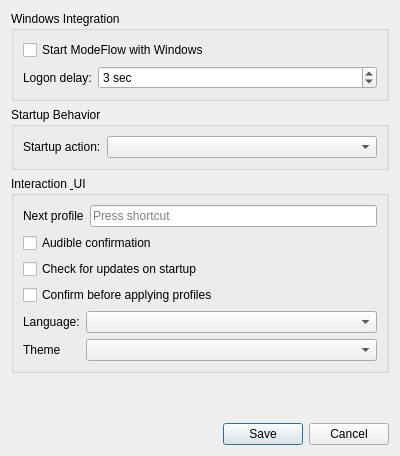
The window that src/gui/SettingsDialog.ui (goloveshko/ModeFlow) describes before a commit, drawn with Qt 5.
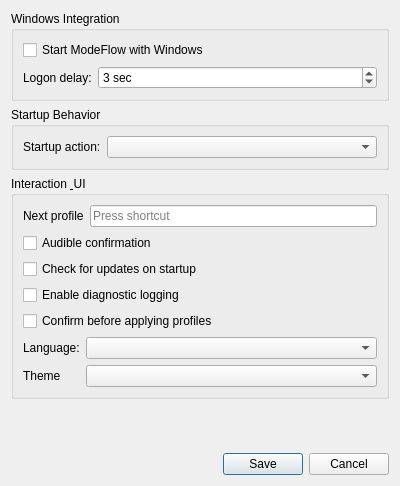
The same window after the commit. Custom widgets are drawn as their Qt base class.

Commit message:
feat(logging): add diagnostic logging and optimize LogViewer
- Add diagnostic logging toggle to SettingsDialog and ConfigManager
- Implement Fluent zero-state and live recording toggle in LogViewerDialog
- Add QSS styles for record button across dark, light, and system themes
- Optimize LogViewer auto-scrolling, QStringView parsing, and signal blocking

What changed in the file:
```diff
--- a/src/gui/SettingsDialog.ui
+++ b/src/gui/SettingsDialog.ui
@@ -7,7 +7,7 @@
     <x>0</x>
     <y>0</y>
     <width>400</width>
-    <height>456</height>
+    <height>486</height>
    </rect>
   </property>
   <property name="minimumSize">
@@ -145,7 +145,7 @@
         </property>
        </widget>
       </item>
-      <item row="5" column="0" colspan="2">
+      <item row="6" column="0" colspan="2">
        <layout class="QGridLayout" name="gridLayout" columnstretch="0,10">
         <item row="0" column="0">
          <widget class="QLabel" name="label_lang">
@@ -169,7 +169,7 @@
         </item>
        </layout>
       </item>
-      <item row="4" column="0">
+      <item row="5" column="0">
        <widget class="QCheckBox" name="checkAskConfirmation">
         <property name="toolTip">
          <string>Show a confirmation dialog when switching profiles via the tray menu or main window list.</string>
@@ -179,6 +179,13 @@
         </property>
        </widget>
       </item>
+      <item row="4" column="0">
+       <widget class="QCheckBox" name="checkLoggingEnabled">
+        <property name="text">
+         <string>Enable diagnostic logging</string>
+        </property>
+       </widget>
+      </item>
      </layout>
     </widget>
    </item>
```
The commit also changes 19 other files.
